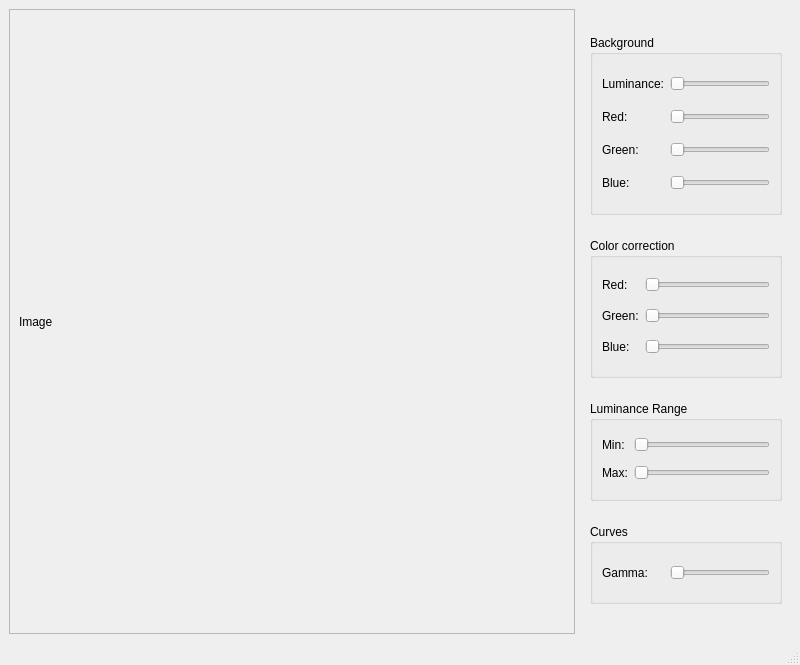
Old version of the form gui/fitsviewer/fitsviewerwindow.ui in the repository AndreasFMueller/AstroPhotography.
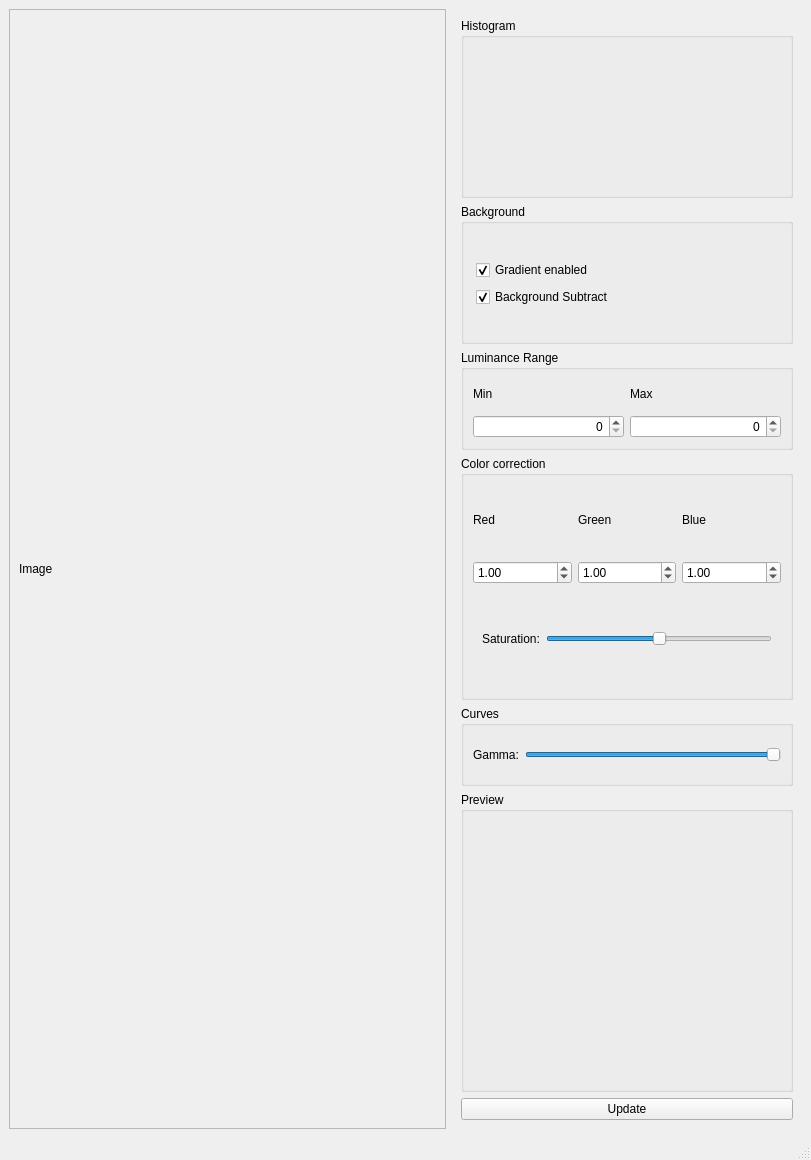
New version of the form. Custom widgets are drawn as their Qt base class.

Commit message: add historgram stuff, color correction

Diff of the .ui file:
```diff
--- a/gui/fitsviewer/fitsviewerwindow.ui
+++ b/gui/fitsviewer/fitsviewerwindow.ui
@@ -6,8 +6,8 @@
    <rect>
     <x>0</x>
     <y>0</y>
-    <width>800</width>
-    <height>665</height>
+    <width>811</width>
+    <height>1160</height>
    </rect>
   </property>
   <property name="windowTitle">
@@ -25,8 +25,8 @@
         <rect>
          <x>0</x>
          <y>0</y>
-         <width>554</width>
-         <height>596</height>
+         <width>425</width>
+         <height>1091</height>
         </rect>
        </property>
        <property name="layoutDirection">
@@ -51,19 +51,19 @@
      <widget class="QWidget" name="widget" native="true">
       <property name="minimumSize">
        <size>
-        <width>200</width>
+        <width>350</width>
         <height>0</height>
        </size>
       </property>
       <property name="maximumSize">
        <size>
-        <width>210</width>
+        <width>350</width>
         <height>16777215</height>
        </size>
       </property>
       <layout class="QVBoxLayout" name="verticalLayout">
        <item>
-        <widget class="QGroupBox" name="backgroundGroupBox">
+        <widget class="QGroupBox" name="groupBox">
          <property name="maximumSize">
           <size>
            <width>16777215</width>
@@ -71,137 +71,101 @@
           </size>
          </property>
          <property name="title">
-          <string>Background</string>
+          <string>Histogram</string>
          </property>
-         <layout class="QGridLayout" name="gridLayout_3">
-          <item row="1" column="1">
-           <widget class="QSlider" name="backgroundRedSlider">
-            <property name="orientation">
-             <enum>Qt::Horizontal</enum>
+         <layout class="QVBoxLayout" name="verticalLayout_3">
+          <item>
+           <widget class="HistogramWidget" name="histogramWidget" native="true">
+            <property name="minimumSize">
+             <size>
+              <width>0</width>
+              <height>100</height>
+             </size>
             </property>
-           </widget>
-          </item>
-          <item row="1" column="0">
-           <widget class="QLabel" name="backgroundRedLabel">
-            <property name="text">
-             <string>Red:</string>
-            </property>
-           </widget>
-          </item>
-          <item row="2" column="1">
-           <widget class="QSlider" name="backgroundGreenSlider">
-            <property name="orientation">
-             <enum>Qt::Horizontal</enum>
-            </property>
-           </widget>
-          </item>
-          <item row="3" column="1">
-           <widget class="QSlider" name="backgroundBlueSlider">
-            <property name="orientation">
-             <enum>Qt::Horizontal</enum>
-            </property>
-           </widget>
-          </item>
-          <item row="2" column="0">
-           <widget class="QLabel" name="backgroundGreenLabel">
-            <property name="text">
-             <string>Green:</string>
-            </property>
-           </widget>
-          </item>
-          <item row="3" column="0">
-           <widget class="QLabel" name="backgroundBlueLabel">
-            <property name="text">
-             <string>Blue:</string>
-            </property>
-           </widget>
-          </item>
-          <item row="0" column="0">
-           <widget class="QLabel" name="backgroundLuminanceLabel">
-            <property name="text">
-             <string>Luminance:</string>
-            </property>
-           </widget>
-          </item>
-          <item row="0" column="1">
-           <widget class="QSlider" name="backgroundLuminanceSlider">
-            <property name="orientation">
-             <enum>Qt::Horizontal</enum>
-            </property>
+            <zorder>currectionGroupBox</zorder>
            </widget>
           </item>
          </layout>
         </widget>
        </item>
        <item>
-        <widget class="QGroupBox" name="currectionGroupBox">
+        <widget class="QGroupBox" name="backgroundGroupBox">
          <property name="maximumSize">
           <size>
-           <width>200</width>
+           <width>16777215</width>
            <height>140</height>
           </size>
          </property>
          <property name="title">
-          <string>Color correction</string>
+          <string>Background</string>
          </property>
-         <layout class="QGridLayout" name="gridLayout">
-          <item row="2" column="0">
-           <widget class="QLabel" name="correctionBlueLabel">
-            <property name="text">
-             <string>Blue:</string>
-            </property>
-           </widget>
-          </item>
-          <item row="1" column="2">
-           <widget class="QSlider" name="correctionGreenSlider">
+         <layout class="QHBoxLayout" name="horizontalLayout_3">
+          <property name="leftMargin">
+           <number>0</number>
+          </property>
+          <property name="topMargin">
+           <number>0</number>
+          </property>
+          <property name="rightMargin">
+           <number>12</number>
+          </property>
+          <property name="bottomMargin">
+           <number>0</number>
+          </property>
+          <item>
+           <widget class="QWidget" name="backgroundButtonBox" native="true">
             <property name="maximumSize">
              <size>
               <width>16777215</width>
-              <height>16777215</height>
+              <height>70</height>
              </size>
             </property>
-            <property name="orientation">
-             <enum>Qt::Horizontal</enum>
-            </property>
+            <layout class="QVBoxLayout" name="verticalLayout_4">
+             <property name="leftMargin">
+              <number>12</number>
+             </property>
+             <property name="topMargin">
+              <number>12</number>
+             </property>
+             <item>
+              <widget class="QCheckBox" name="gradientCheckbox">
+               <property name="text">
+                <string>Gradient enabled</string>
+               </property>
+               <property name="checked">
+                <bool>true</bool>
+               </property>
+              </widget>
+             </item>
+             <item>
+              <widget class="QCheckBox" name="backgroundCheckbox">
+               <property name="text">
+                <string>Background Subtract</string>
+               </property>
+               <property name="checked">
+                <bool>true</bool>
+               </property>
+              </widget>
+             </item>
+            </layout>
            </widget>
           </item>
-          <item row="0" column="2">
-           <widget class="QSlider" name="correctionRedSlider">
-            <property name="maximumSize">
+          <item>
+           <widget class="QLabel" name="backgroundLabel">
+            <property name="minimumSize">
              <size>
-              <width>16777215</width>
-              <height>16777215</height>
+              <width>100</width>
+              <height>100</height>
              </size>
             </property>
-            <property name="orientation">
-             <enum>Qt::Horizontal</enum>
-            </property>
-           </widget>
-          </item>
-          <item row="2" column="2">
-           <widget class="QSlider" name="correctionBlueSlider">
             <property name="maximumSize">
              <size>
-              <width>16777215</width>
-              <height>16777215</height>
+              <width>100</width>
+              <height>100</height>
              </size>
             </property>
-            <property name="orientation">
-             <enum>Qt::Horizontal</enum>
-            </property>
-           </widget>
-          </item>
-          <item row="1" column="0">
-           <widget class="QLabel" name="correctionGreenLabel">
             <property name="text">
-             <string>Green:</string>
-            </property>
-           </widget>
-          </item>
-          <item row="0" column="0">
-           <widget class="QLabel" name="correctionRedLabel">
-            <property name="text">
-             <string>Red:</string>
+             <string/>
             </property>
            </widget>
           </item>
@@ -220,32 +184,169 @@
           <string>Luminance Range</string>
          </property>
          <layout class="QGridLayout" name="gridLayout_4">
-          <item row="0" column="0">
+          <item row="0" column="1">
            <widget class="QLabel" name="minLabel">
             <property name="text">
-             <string>Min:</string>
+             <string>Min</string>
             </property>
            </widget>
           </item>
-          <item row="0" column="1">
-           <widget class="QSlider" name="minSlider">
-            <property name="orientation">
-             <enum>Qt::Horizontal</enum>
-            </property>
-           </widget>
-          </item>
-          <item row="1" column="0">
+          <item row="0" column="2">
            <widget class="QLabel" name="maxLabel">
             <property name="text">
-             <string>Max:</string>
+             <string>Max</string>
             </property>
            </widget>
           </item>
           <item row="1" column="1">
-           <widget class="QSlider" name="maxSlider">
-            <property name="orientation">
-             <enum>Qt::Horizontal</enum>
+           <widget class="QSpinBox" name="minSpinner">
+            <property name="alignment">
+             <set>Qt::AlignRight|Qt::AlignTrailing|Qt::AlignVCenter</set>
             </property>
+            <property name="maximum">
+             <number>1000000</number>
+            </property>
+           </widget>
+          </item>
+          <item row="1" column="2">
+           <widget class="QSpinBox" name="maxSpinner">
+            <property name="alignment">
+             <set>Qt::AlignRight|Qt::AlignTrailing|Qt::AlignVCenter</set>
+            </property>
+            <property name="maximum">
+             <number>1000000</number>
+            </property>
+           </widget>
+          </item>
+         </layout>
+        </widget>
+       </item>
+       <item>
+        <widget class="QGroupBox" name="groupBox_2">
+         <property name="title">
+          <string>Color correction</string>
+         </property>
+         <layout class="QVBoxLayout" name="verticalLayout_5">
+          <item>
+           <widget class="QWidget" name="widget_2" native="true">
+            <layout class="QGridLayout" name="gridLayout_3">
+             <property name="leftMargin">
+              <number>0</number>
+             </property>
+             <property name="topMargin">
+              <number>0</number>
+             </property>
+             <property name="rightMargin">
+              <number>0</number>
+             </property>
+             <property name="bottomMargin">
+              <number>0</number>
+             </property>
+             <item row="0" column="1">
+              <widget class="QLabel" name="greenCorrectionLabel">
+               <property name="text">
+                <string>Green</string>
+               </property>
+              </widget>
+             </item>
+             <item row="0" column="2">
+              <widget class="QLabel" name="blueCorrectionLabel">
+               <property name="text">
+                <string>Blue</string>
+               </property>
+              </widget>
+             </item>
+             <item row="0" column="0">
+              <widget class="QLabel" name="redCorrectionLabel">
+               <property name="text">
+                <string>Red</string>
+               </property>
+              </widget>
+             </item>
+             <item row="1" column="0">
+              <widget class="QDoubleSpinBox" name="redSpinBox">
+               <property name="minimum">
+                <double>0.100000000000000</double>
+               </property>
+               <property name="maximum">
+                <double>1.900000000000000</double>
+               </property>
+               <property name="singleStep">
+                <double>0.010000000000000</double>
+               </property>
+               <property name="value">
+                <double>1.000000000000000</double>
+               </property>
+              </widget>
+             </item>
+             <item row="1" column="1">
+              <widget class="QDoubleSpinBox" name="greenSpinBox">
+               <property name="minimum">
+                <double>0.100000000000000</double>
+               </property>
+               <property name="maximum">
+                <double>1.900000000000000</double>
+               </property>
+               <property name="singleStep">
+                <double>0.010000000000000</double>
+               </property>
+               <property name="value">
+                <double>1.000000000000000</double>
+               </property>
+              </widget>
+             </item>
+             <item row="1" column="2">
+              <widget class="QDoubleSpinBox" name="blueSpinBox">
+               <property name="minimum">
+                <double>0.100000000000000</double>
+               </property>
+               <property name="maximum">
+                <double>1.900000000000000</double>
+               </property>
+               <property name="singleStep">
+                <double>0.010000000000000</double>
+               </property>
+               <property name="value">
+                <double>1.000000000000000</double>
+               </property>
+              </widget>
+             </item>
+            </layout>
+           </widget>
+          </item>
+          <item>
+           <widget class="QWidget" name="saturationBox" native="true">
+            <layout class="QGridLayout" name="gridLayout_5">
+             <item row="0" column="0">
+              <widget class="QLabel" name="saturationLabel">
+               <property name="text">
+                <string>Saturation:</string>
+               </property>
+              </widget>
+             </item>
+             <item row="0" column="1">
+              <widget class="QSlider" name="saturationSlider">
+               <property name="minimumSize">
+                <size>
+                 <width>210</width>
+                 <height>0</height>
+                </size>
+               </property>
+               <property name="minimum">
+                <number>0</number>
+               </property>
+               <property name="maximum">
+                <number>200</number>
+               </property>
+               <property name="value">
+                <number>100</number>
+               </property>
+               <property name="orientation">
+                <enum>Qt::Horizontal</enum>
+               </property>
+              </widget>
+             </item>
+            </layout>
            </widget>
           </item>
          </layout>
@@ -274,10 +375,22 @@
            <widget class="QSlider" name="gammaSlider">
             <property name="maximumSize">
              <size>
-              <width>100</width>
+              <width>16777215</width>
               <height>16777215</height>
              </size>
             </property>
+            <property name="minimum">
+             <number>75</number>
+            </property>
+            <property name="maximum">
+             <number>100</number>
+            </property>
+            <property name="value">
+             <number>100</number>
+            </property>
+            <property name="tracking">
+             <bool>true</bool>
+            </property>
             <property name="orientation">
              <enum>Qt::Horizontal</enum>
             </property>
@@ -289,6 +402,53 @@
          <zorder>gammaSlider</zorder>
         </widget>
        </item>
+       <item>
+        <widget class="QGroupBox" name="previewBox">
+         <property name="minimumSize">
+          <size>
+           <width>0</width>
+           <height>186</height>
+          </size>
+         </property>
+         <property name="maximumSize">
+          <size>
+           <width>16777215</width>
+           <height>300</height>
+          </size>
+         </property>
+         <property name="title">
+          <string>Preview</string>
+         </property>
+         <layout class="QHBoxLayout" name="horizontalLayout_2">
+          <item>
+           <widget class="QLabel" name="previewLabel">
+            <property name="minimumSize">
+             <size>
+              <width>296</width>
+              <height>296</height>
+             </size>
+            </property>
+            <property name="maximumSize">
+             <size>
+              <width>16777215</width>
+              <height>296</height>
+             </size>
+            </property>
+            <property name="text">
+             <string/>
+            </property>
+           </widget>
+          </item>
+         </layout>
+        </widget>
+       </item>
+       <item>
+        <widget class="QPushButton" name="updateButton">
+         <property name="text">
+          <string>Update</string>
+         </property>
+        </widget>
+       </item>
       </layout>
      </widget>
     </item>
@@ -306,6 +466,14 @@
   </widget>
   <widget class="QStatusBar" name="statusbar"/>
  </widget>
+ <customwidgets>
+  <customwidget>
+   <class>HistogramWidget</class>
+   <extends>QWidget</extends>
+   <header>histogramwidget.h</header>
+   <container>1</container>
+  </customwidget>
+ </customwidgets>
  <resources/>
  <connections/>
 </ui>
```
Left out of the diff: 174 changed lines with no effect on the pictures. The commit also changes 39 other files.
